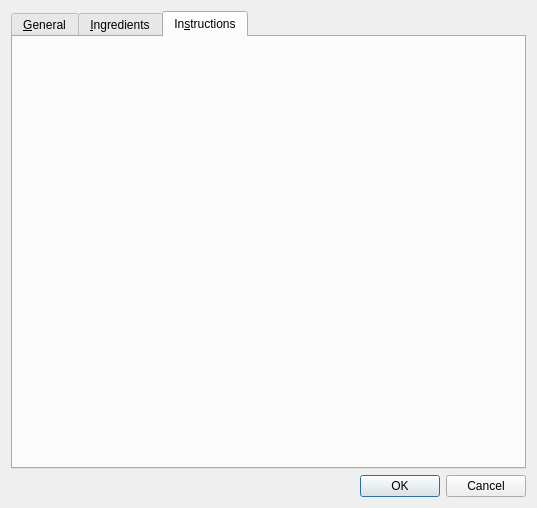
Qt form anymeal/edit_dialog.ui (wedesoft/anymeal) before a commit.
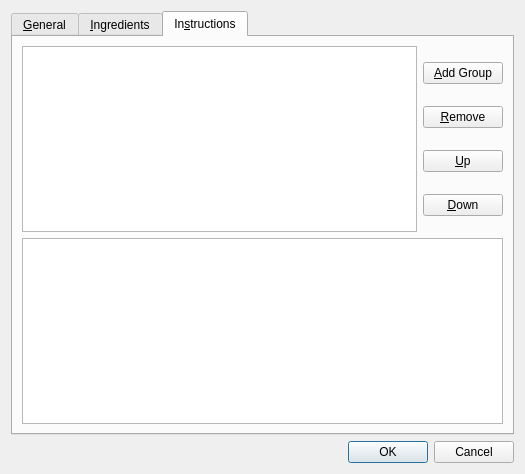
The same form after that commit. The open tabs and pages were chosen to show the change. Icons and pictures are not drawn.

```diff
--- a/anymeal/edit_dialog.ui
+++ b/anymeal/edit_dialog.ui
@@ -6,8 +6,8 @@
    <rect>
     <x>0</x>
     <y>0</y>
-    <width>537</width>
-    <height>508</height>
+    <width>525</width>
+    <height>474</height>
    </rect>
   </property>
   <property name="windowTitle">
@@ -485,6 +485,58 @@
       <attribute name="title">
        <string>In&amp;structions</string>
       </attribute>
+      <layout class="QVBoxLayout" name="verticalLayout_6">
+       <item>
+        <layout class="QHBoxLayout" name="horizontalLayout_6">
+         <item>
+          <widget class="QTableView" name="instructions_view"/>
+         </item>
+         <item>
+          <layout class="QVBoxLayout" name="verticalLayout_5">
+           <item>
+            <widget class="QPushButton" name="instructions_group_button">
+             <property name="text">
+              <string>&amp;Add Group</string>
+             </property>
+            </widget>
+           </item>
+           <item>
+            <widget class="QPushButton" name="remove_instruction_button">
+             <property name="text">
+              <string>&amp;Remove</string>
+             </property>
+            </widget>
+           </item>
+           <item>
+            <widget class="QPushButton" name="instructions_up_button">
+             <property name="text">
+              <string>&amp;Up</string>
+             </property>
+             <property name="icon">
+              <iconset resource="anymeal.qrc">
+               <normaloff>:/images/up.svg</normaloff>:/images/up.svg</iconset>
+             </property>
+            </widget>
+           </item>
+           <item>
+            <widget class="QPushButton" name="instructions_down_button">
+             <property name="text">
+              <string>&amp;Down</string>
+             </property>
+             <property name="icon">
+              <iconset resource="anymeal.qrc">
+               <normaloff>:/images/down.svg</normaloff>:/images/down.svg</iconset>
+             </property>
+            </widget>
+           </item>
+          </layout>
+         </item>
+        </layout>
+       </item>
+       <item>
+        <widget class="QPlainTextEdit" name="instructions_edit"/>
+       </item>
+      </layout>
      </widget>
     </widget>
    </item>
```
Left out of the diff: 4 changed lines with no effect on the pictures.
